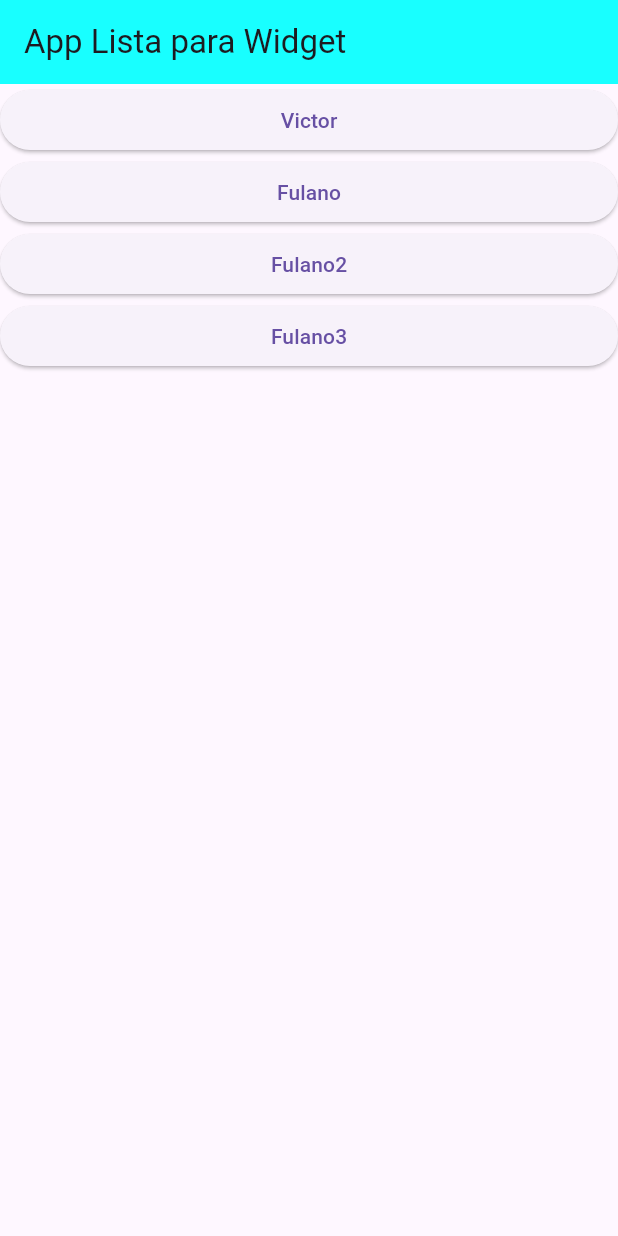
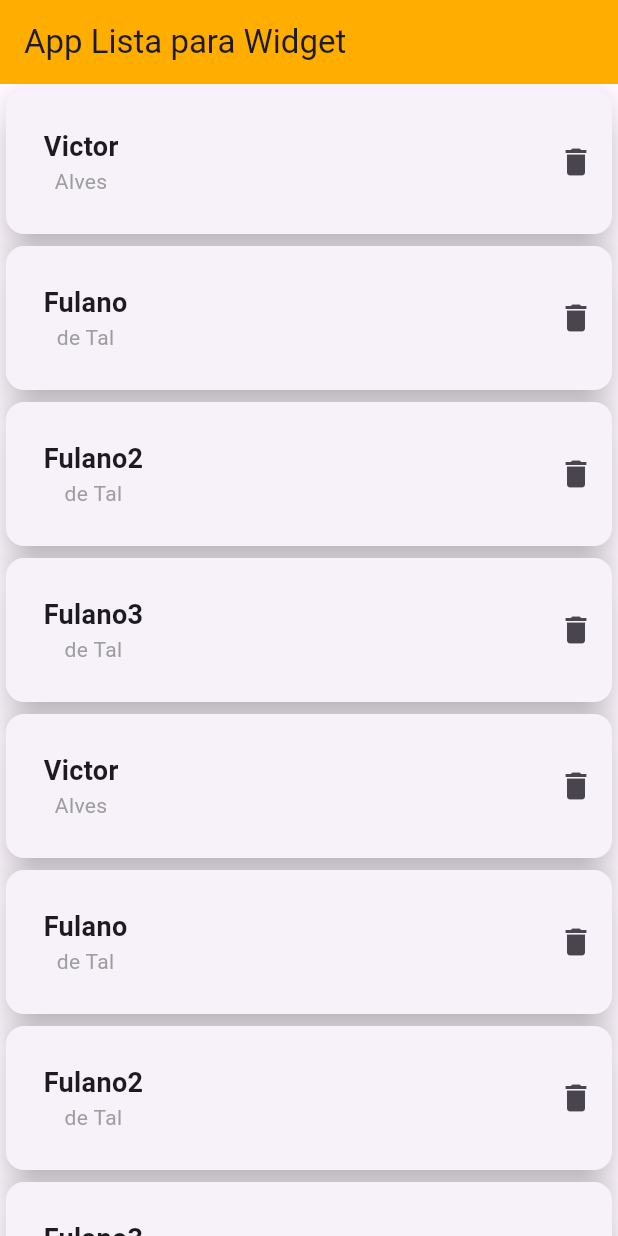
Before and after one commit to jeancariolato/listaparamwidget, a Flutter app: the screen it shows after launch, on a phone screen of 412 x 824 dp. Run offline on Flutter 3.47's test engine with Material 3 defaults, Android fonts, the phone set to English and light mode, and no system bars.

Commit message:
Commit - 13-09-2024

```diff
--- /dev/null
+++ b/listawidget/lib/card_widget.dart
@@ -0,0 +1,52 @@
+import 'package:flutter/material.dart';
+
+class CardWidget extends StatelessWidget {
+
+// ? = pode receber valor nulo
+  final String nome;
+  final String sobrenome;
+  final Function() onRemove;
+
+//Construtor
+const CardWidget({
+  required this.nome,
+  required this.sobrenome,
+  required this.onRemove
+});
+
+
+  @override
+  Widget build(BuildContext context) {
+    return Card(
+      elevation: 10,
+      child: Row(
+        children: [
+          Container(
+            margin: EdgeInsets.all(25),
+            child: Column(
+              children: [
+                Text('$nome',
+                style: TextStyle(fontWeight: FontWeight.bold, fontSize: 18),
+                ),
+                Text('$sobrenome',
+                style: TextStyle(color: Colors.grey),
+
+                ),
+              ],
+            ),
+          ),
+          Expanded(
+            child: Container(
+            ),
+         ),
+          IconButton(
+          onPressed: (){
+            onRemove();
+          },
+          icon: Icon(Icons.delete)
+          ),
+        ],
+      ),
+    );
+  }
+}
--- a/listawidget/lib/main.dart
+++ b/listawidget/lib/main.dart
@@ -1,4 +1,5 @@
 import 'package:flutter/material.dart';
+import 'package:listawidget/card_widget.dart';
 import 'package:listawidget/model/pessoa..dart';
 
 void main() {
@@ -32,21 +33,40 @@ class _Tela1State extends State<Tela1> {
     Pessoa(nome: "Fulano", idade: 22, sobrenome: "de Tal", cpf: "4833489434"),
     Pessoa(nome: "Fulano2", idade: 14, sobrenome: "de Tal", cpf: "4833489434"),
     Pessoa(nome: "Fulano3", idade: 18, sobrenome: "de Tal", cpf: "4833489434"),
+    Pessoa(nome: "Victor", idade: 37, sobrenome: "Alves", cpf: "12312312"),
+    Pessoa(nome: "Fulano", idade: 22, sobrenome: "de Tal", cpf: "4833489434"),
+    Pessoa(nome: "Fulano2", idade: 14, sobrenome: "de Tal", cpf: "4833489434"),
+    Pessoa(nome: "Fulano3", idade: 18, sobrenome: "de Tal", cpf: "4833489434"),
+    Pessoa(nome: "Victor", idade: 37, sobrenome: "Alves", cpf: "12312312"),
+    Pessoa(nome: "Fulano", idade: 22, sobrenome: "de Tal", cpf: "4833489434"),
+    Pessoa(nome: "Fulano2", idade: 14, sobrenome: "de Tal", cpf: "4833489434"),
+    Pessoa(nome: "Fulano3", idade: 18, sobrenome: "de Tal", cpf: "4833489434"),
   ];
+
+
+  void removerItem(int index){
+    setState(() {
+      lista.removeAt(index);
+    });
+  }
 
   @override
   Widget build(BuildContext context) {
     return Scaffold(
       appBar: AppBar(
         title: Text("App Lista para Widget"),
-        backgroundColor: Colors.cyanAccent,
+        backgroundColor: const Color.fromARGB(255, 255, 174, 0),
       ),
       body:
           //CRIANDO LISTVIEW
           ListView.builder(
             itemCount: lista.length,
             itemBuilder: (context, index) {
-              return ElevatedButton(onPressed: (){}, child: Text(lista[index].nome));
+              return CardWidget(
+                nome: lista[index].nome,
+                sobrenome: lista[index].sobrenome,
+                onRemove: () => removerItem(index),
+              );
               //=return Text(lista[index].nome);
             },
           )
```
